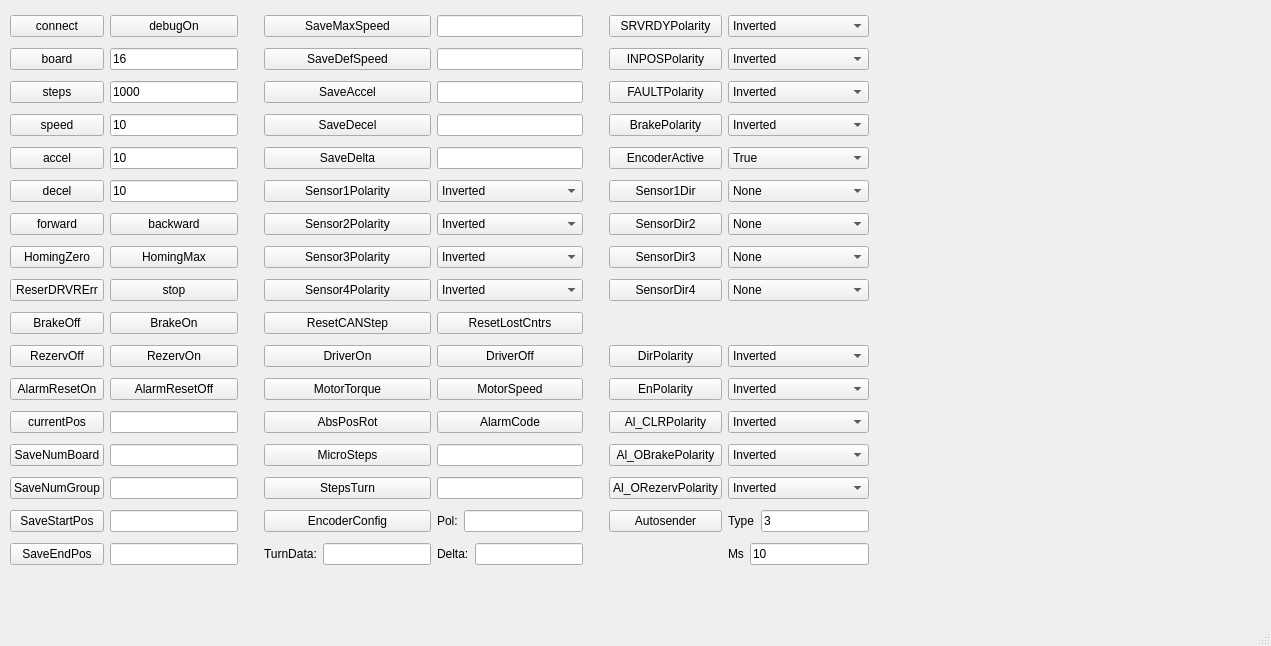
The window that ui/mainwindow.ui (NameInit/canstep-api) describes before a commit, drawn with Qt 5.
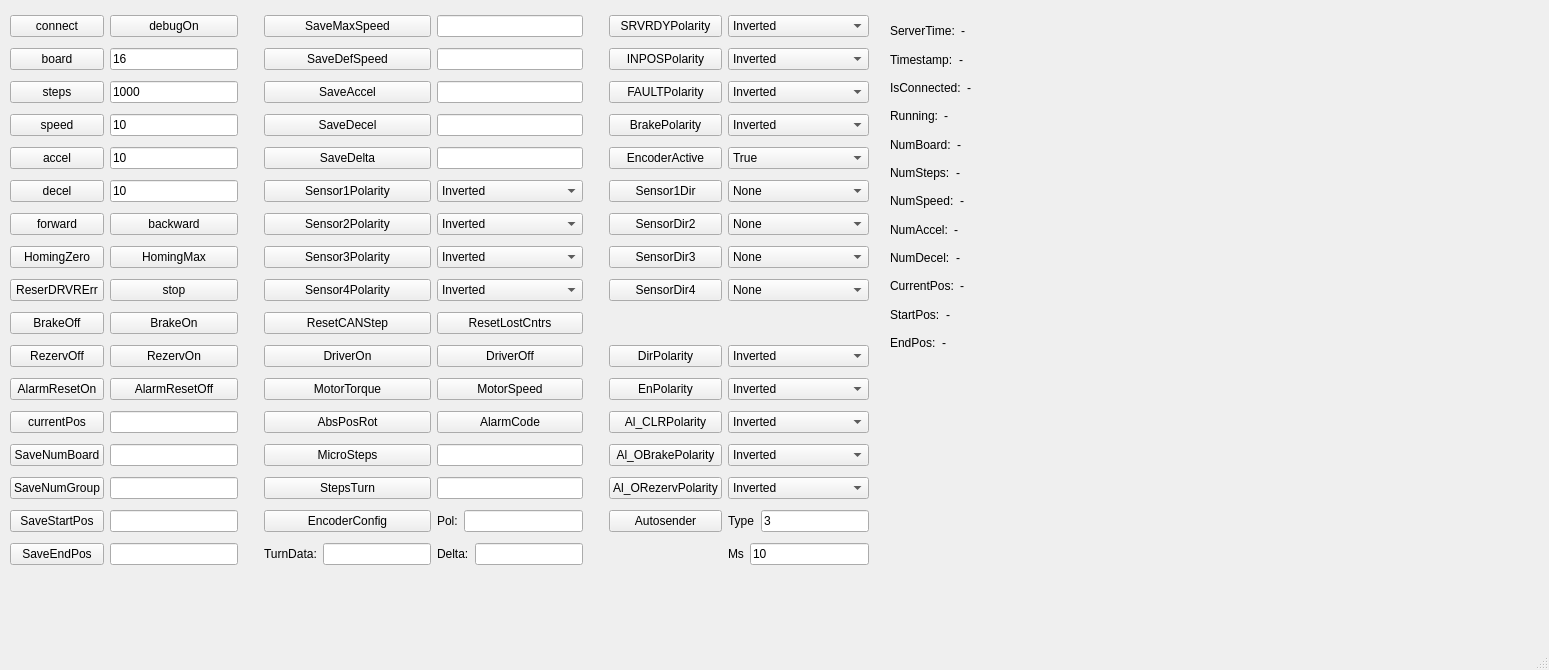
The same window after the commit.

```diff
--- a/ui/mainwindow.ui
+++ b/ui/mainwindow.ui
@@ -6,8 +6,8 @@
    <rect>
     <x>0</x>
     <y>0</y>
-    <width>1271</width>
-    <height>646</height>
+    <width>1549</width>
+    <height>670</height>
    </rect>
   </property>
   <property name="windowTitle">
@@ -960,6 +960,306 @@
      </item>
     </layout>
    </widget>
+   <widget class="QWidget" name="">
+    <property name="geometry">
+     <rect>
+      <x>890</x>
+      <y>20</y>
+      <width>251</width>
+      <height>334</height>
+     </rect>
+    </property>
+    <layout class="QVBoxLayout" name="verticalLayout">
+     <item>
+      <layout class="QHBoxLayout" name="horizontalLayout_2">
+       <item>
+        <widget class="QLabel" name="labelServerTime">
+         <property name="text">
+          <string>ServerTime:</string>
+         </property>
+        </widget>
+       </item>
+       <item>
+        <widget class="QLabel" name="labelServerTimeInfo">
+         <property name="sizePolicy">
+          <sizepolicy hsizetype="Expanding" vsizetype="Preferred">
+           <horstretch>0</horstretch>
+           <verstretch>0</verstretch>
+          </sizepolicy>
+         </property>
+         <property name="text">
+          <string>-</string>
+         </property>
+        </widget>
+       </item>
+      </layout>
+     </item>
+     <item>
+      <layout class="QHBoxLayout" name="horizontalLayout">
+       <item>
+        <widget class="QLabel" name="labelTimestamp">
+         <property name="text">
+          <string>Timestamp:</string>
+         </property>
+        </widget>
+       </item>
+       <item>
+        <widget class="QLabel" name="labelTimestampInfo">
+         <property name="sizePolicy">
+          <sizepolicy hsizetype="Expanding" vsizetype="Preferred">
+           <horstretch>0</horstretch>
+           <verstretch>0</verstretch>
+          </sizepolicy>
+         </property>
+         <property name="text">
+          <string>-</string>
+         </property>
+        </widget>
+       </item>
+      </layout>
+     </item>
+     <item>
+      <layout class="QHBoxLayout" name="horizontalLayout_13">
+       <item>
+        <widget class="QLabel" name="labelIsConnected">
+         <property name="text">
+          <string>IsConnected:</string>
+         </property>
+        </widget>
+       </item>
+       <item>
+        <widget class="QLabel" name="labelIsConnectedInfo">
+         <property name="sizePolicy">
+          <sizepolicy hsizetype="Expanding" vsizetype="Preferred">
+           <horstretch>0</horstretch>
+           <verstretch>0</verstretch>
+          </sizepolicy>
+         </property>
+         <property name="text">
+          <string>-</string>
+         </property>
+        </widget>
+       </item>
+      </layout>
+     </item>
+     <item>
+      <layout class="QHBoxLayout" name="horizontalLayout_3">
+       <item>
+        <widget class="QLabel" name="labelRunning">
+         <property name="text">
+          <string>Running:</string>
+         </property>
+        </widget>
+       </item>
+       <item>
+        <widget class="QLabel" name="labelRunningInfo">
+         <property name="sizePolicy">
+          <sizepolicy hsizetype="Expanding" vsizetype="Preferred">
+           <horstretch>0</horstretch>
+           <verstretch>0</verstretch>
+          </sizepolicy>
+         </property>
+         <property name="text">
+          <string>-</string>
+         </property>
+        </widget>
+       </item>
+      </layout>
+     </item>
+     <item>
+      <layout class="QHBoxLayout" name="horizontalLayout_4">
+       <item>
+        <widget class="QLabel" name="labelNumBoard">
+         <property name="text">
+          <string>NumBoard:</string>
+         </property>
+        </widget>
+       </item>
+       <item>
+        <widget class="QLabel" name="labelNumBoardInfo">
+         <property name="sizePolicy">
+          <sizepolicy hsizetype="Expanding" vsizetype="Preferred">
+           <horstretch>0</horstretch>
+           <verstretch>0</verstretch>
+          </sizepolicy>
+         </property>
+         <property name="text">
+          <string>-</string>
+         </property>
+        </widget>
+       </item>
+      </layout>
+     </item>
+     <item>
+      <layout class="QHBoxLayout" name="horizontalLayout_5">
+       <item>
+        <widget class="QLabel" name="labelNumSteps">
+         <property name="text">
+          <string>NumSteps:</string>
+         </property>
+        </widget>
+       </item>
+       <item>
+        <widget class="QLabel" name="labelNumStepsInfo">
+         <property name="sizePolicy">
+          <sizepolicy hsizetype="Expanding" vsizetype="Preferred">
+           <horstretch>0</horstretch>
+           <verstretch>0</verstretch>
+          </sizepolicy>
+         </property>
+         <property name="text">
+          <string>-</string>
+         </property>
+        </widget>
+       </item>
+      </layout>
+     </item>
+     <item>
+      <layout class="QHBoxLayout" name="horizontalLayout_6">
+       <item>
+        <widget class="QLabel" name="labelNumSpeed">
+         <property name="text">
+          <string>NumSpeed:</string>
+         </property>
+        </widget>
+       </item>
+       <item>
+        <widget class="QLabel" name="labelNumSpeedInfo">
+         <property name="sizePolicy">
+          <sizepolicy hsizetype="Expanding" vsizetype="Preferred">
+           <horstretch>0</horstretch>
+           <verstretch>0</verstretch>
+          </sizepolicy>
+         </property>
+         <property name="text">
+          <string>-</string>
+         </property>
+        </widget>
+       </item>
+      </layout>
+     </item>
+     <item>
+      <layout class="QHBoxLayout" name="horizontalLayout_7">
+       <item>
+        <widget class="QLabel" name="labelNumAccel">
+         <property name="text">
+          <string>NumAccel:</string>
+         </property>
+        </widget>
+       </item>
+       <item>
+        <widget class="QLabel" name="labelNumAccelInfo">
+         <property name="sizePolicy">
+          <sizepolicy hsizetype="Expanding" vsizetype="Preferred">
+           <horstretch>0</horstretch>
+           <verstretch>0</verstretch>
+          </sizepolicy>
+         </property>
+         <property name="text">
+          <string>-</string>
+         </property>
+        </widget>
+       </item>
+      </layout>
+     </item>
+     <item>
+      <layout class="QHBoxLayout" name="horizontalLayout_8">
+       <item>
+        <widget class="QLabel" name="labelNumDecel">
+         <property name="text">
+          <string>NumDecel:</string>
+         </property>
+        </widget>
+       </item>
+       <item>
+        <widget class="QLabel" name="labelNumDecelInfo">
+         <property name="sizePolicy">
+          <sizepolicy hsizetype="Expanding" vsizetype="Preferred">
+           <horstretch>0</horstretch>
+           <verstretch>0</verstretch>
+          </sizepolicy>
+         </property>
+         <property name="text">
+          <string>-</string>
+         </property>
+        </widget>
+       </item>
+      </layout>
+     </item>
+     <item>
+      <layout class="QHBoxLayout" name="horizontalLayout_10">
+       <item>
+        <widget class="QLabel" name="labelCurrentPos">
+         <property name="text">
+          <string>CurrentPos:</string>
+         </property>
+        </widget>
+       </item>
+       <item>
+        <widget class="QLabel" name="labelCurrentPosInfo">
+         <property name="sizePolicy">
+          <sizepolicy hsizetype="Expanding" vsizetype="Preferred">
+           <horstretch>0</horstretch>
+           <verstretch>0</verstretch>
+          </sizepolicy>
+         </property>
+         <property name="text">
+          <string>-</string>
+         </property>
+        </widget>
+       </item>
+      </layout>
+     </item>
+     <item>
+      <layout class="QHBoxLayout" name="horizontalLayout_12">
+       <item>
+        <widget class="QLabel" name="labelStartPos">
+         <property name="text">
+          <string>StartPos:</string>
+         </property>
+        </widget>
+       </item>
+       <item>
+        <widget class="QLabel" name="labelStartPosInfo">
+         <property name="sizePolicy">
+          <sizepolicy hsizetype="Expanding" vsizetype="Preferred">
+           <horstretch>0</horstretch>
+           <verstretch>0</verstretch>
+          </sizepolicy>
+         </property>
+         <property name="text">
+          <string>-</string>
+         </property>
+        </widget>
+       </item>
+      </layout>
+     </item>
+     <item>
+      <layout class="QHBoxLayout" name="horizontalLayout_11">
+       <item>
+        <widget class="QLabel" name="labelEndPos">
+         <property name="text">
+          <string>EndPos:</string>
+         </property>
+        </widget>
+       </item>
+       <item>
+        <widget class="QLabel" name="labelEndPosInfo">
+         <property name="sizePolicy">
+          <sizepolicy hsizetype="Expanding" vsizetype="Preferred">
+           <horstretch>0</horstretch>
+           <verstretch>0</verstretch>
+          </sizepolicy>
+         </property>
+         <property name="text">
+          <string>-</string>
+         </property>
+        </widget>
+       </item>
+      </layout>
+     </item>
+    </layout>
+   </widget>
   </widget>
   <widget class="QMenuBar" name="menubar">
    <property name="geometry">
```
Left out of the diff: 2 changed lines with no effect on the pictures.
